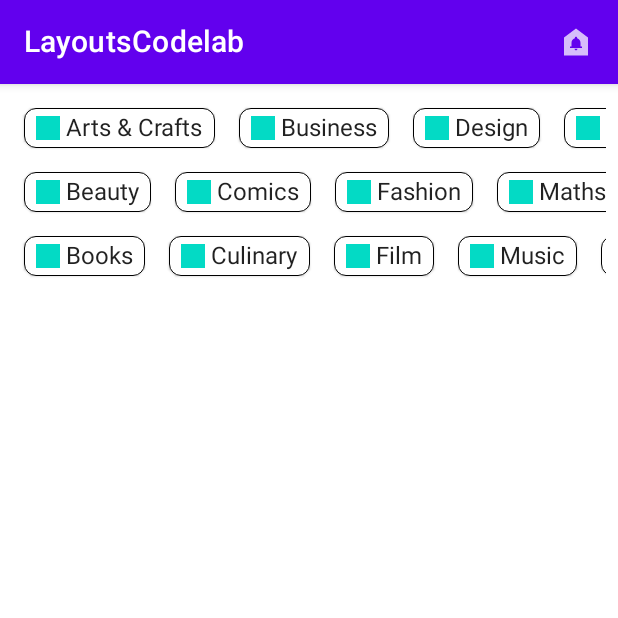
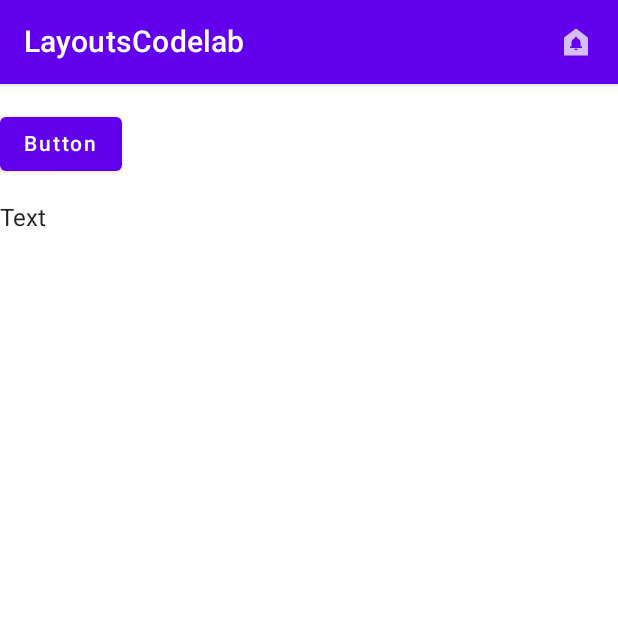
Before and after one commit to shubham3135/AndroidComposeLayout, an Android app built with Jetpack Compose: the screen it shows after launch (MainActivity), on a phone screen of 412 x 824 dp, the top half of it. Run offline under Robolectric (Android 15) with nearby library versions, the phone set to English and light mode, and no system bars; our stand-ins replace constraintlayout-compose; libraries missing offline, so code that uses them is left out: com.google.accompanist.coil, com.google.accompanist.glide.

Commit message:
constraint layout

```diff
--- a/app/build.gradle
+++ b/app/build.gradle
@@ -53,6 +53,7 @@ dependencies {
     implementation "androidx.compose.ui:ui-tooling:$compose_version"
     implementation 'androidx.lifecycle:lifecycle-runtime-ktx:2.3.1'
     implementation 'androidx.activity:activity-compose:1.3.0-beta02'
+    implementation "androidx.constraintlayout:constraintlayout-compose:1.0.0-alpha08"
 
     // for icons
     implementation "androidx.compose.material:material-icons-extended:$compose_version"
--- a/app/src/main/java/com/shubhamkumarwinner/composelayout/MainActivity.kt
+++ b/app/src/main/java/com/shubhamkumarwinner/composelayout/MainActivity.kt
@@ -21,14 +21,15 @@ import androidx.compose.ui.Alignment
 import androidx.compose.ui.Modifier
 import androidx.compose.ui.draw.clip
 import androidx.compose.ui.graphics.Color
-import androidx.compose.ui.layout.AlignmentLine
-import androidx.compose.ui.layout.FirstBaseline
-import androidx.compose.ui.layout.Layout
-import androidx.compose.ui.layout.layout
+import androidx.compose.ui.layout.*
 import androidx.compose.ui.text.font.FontWeight
 import androidx.compose.ui.tooling.preview.Preview
 import androidx.compose.ui.unit.Dp
 import androidx.compose.ui.unit.dp
+import androidx.constraintlayout.compose.ConstraintLayout
+import androidx.constraintlayout.compose.ConstraintSet
+import androidx.constraintlayout.compose.Dimension
+import androidx.constraintlayout.compose.atLeast
 import com.google.accompanist.coil.rememberCoilPainter
 import com.google.accompanist.glide.rememberGlidePainter
 import com.shubhamkumarwinner.composelayout.ui.theme.ComposeLayoutTheme
@@ -56,8 +57,96 @@ class MainActivity : ComponentActivity() {
     }
 }
 
+// Constraint layout
+@Composable
+fun ConstraintLayoutContent(){
+    ConstraintLayout {
+        val (button1, button2, text) = createRefs()
+
+        Button(
+            onClick = { /*TODO*/ },
+            modifier = Modifier.constrainAs(button1){
+                top.linkTo(parent.top, margin = 16.dp)
+            }
+        ) {
+            Text(text = "Button 1")
+        }
+
+        Text(text = "Text", modifier = Modifier.constrainAs(text){
+            top.linkTo(button1.bottom, margin = 16.dp)
+            centerAround(button1.end)
+        })
+
+        val barrier = createEndBarrier(button1, text)
+        Button(
+            onClick = { /*TODO*/ },
+            modifier = Modifier.constrainAs(button2){
+                top.linkTo(parent.top, margin = 16.dp)
+                start.linkTo(barrier)
+            }
+        ) {
+            Text(text = "Button 2")
+        }
+    }
+}
+
+// Constraint layout
+@Composable
+fun LargeConstraintLayout(){
+    ConstraintLayout {
+        val text = createRef()
+        val guideline = createGuidelineFromStart(fraction = 0.5f)
+
+        Text(
+            "This is a very very very very very very very long text",
+            Modifier.constrainAs(text) {
+                linkTo(start = guideline, end = parent.end)
+                width = Dimension.preferredWrapContent.atLeast(100.dp)
+            }
+        )
+    }
+}
+
+// Constraint layout
+@Composable
+fun DecoupledConstraintLayout(){
+    BoxWithConstraints {
+        val constraints = if (maxWidth < maxHeight) {
+            decoupledConstraints(margin = 16.dp) // Portrait constraints
+        } else {
+            decoupledConstraints(margin = 32.dp) // Landscape constraints
+        }
+
+        ConstraintLayout(constraints) {
+            Button(
+                onClick = { /* Do something */ },
+                modifier = Modifier.layoutId("button")
+            ) {
+                Text("Button")
+            }
+
+            Text("Text", Modifier.layoutId("text"))
+        }
+    }
+}
+
+// Constraint layout
+private fun decoupledConstraints(margin: Dp): ConstraintSet {
+    return ConstraintSet {
+        val button = createRefFor("button")
+        val text = createRefFor("text")
+
+        constrain(button){
+            top.linkTo(parent.top, margin = margin)
+        }
+
+        constrain(text){
+            top.linkTo(button.bottom, margin = margin)
+        }
+    }
+}
+
 //Custom complex layout
-
 @Composable
 fun StaggeredGrid(
     modifier: Modifier = Modifier,
@@ -223,19 +312,9 @@ fun LayoutCodelab(){
 
 @Composable
 fun BodyContent(modifier: Modifier = Modifier){
-    val topics = listOf(
-        "Arts & Crafts", "Beauty", "Books", "Business", "Comics", "Culinary",
-        "Design", "Fashion", "Film", "History", "Maths", "Music", "People", "Philosophy",
-        "Religion", "Social sciences", "Technology", "TV", "Writing"
-    )
-
-    Row(modifier = modifier.horizontalScroll(rememberScrollState())) {
-        StaggeredGrid{
-            for (topic in topics) {
-                Chip(modifier = Modifier.padding(8.dp), text = topic)
-            }
-        }
-    }
+//    ConstraintLayoutContent()
+//    LargeConstraintLayout()
+    DecoupledConstraintLayout()
 }
 
 @Composable
```
